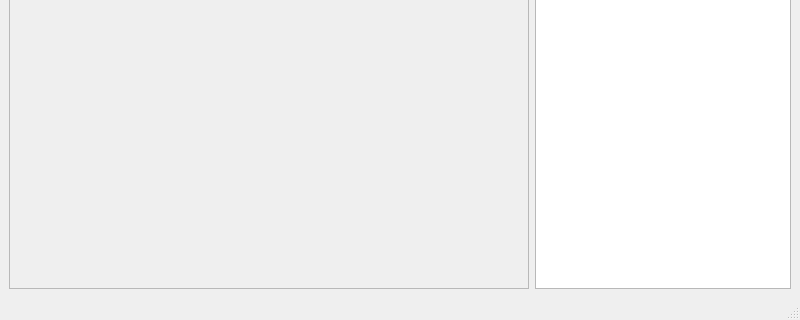
First picture: the form in qt_files/mul_images/list.ui, repository JosmarSuarez/Instance_Segmentation_Sandbox, before the edit; both pictures show x 0 to 800 and y 280 to 600 of the 800 by 600 pixel window.
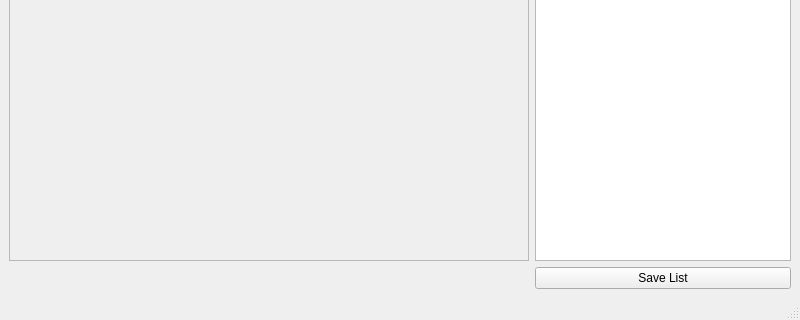
Second picture: the form after the edit.

Commit message: Added save list of useful folders to list.py

Diff of the .ui file:
```diff
--- a/qt_files/mul_images/list.ui
+++ b/qt_files/mul_images/list.ui
@@ -29,7 +29,7 @@
          <x>0</x>
          <y>0</y>
          <width>518</width>
-         <height>538</height>
+         <height>509</height>
         </rect>
        </property>
        <layout class="QGridLayout" name="gridLayout_2"/>
@@ -37,7 +37,7 @@
      </widget>
     </item>
     <item row="1" column="2">
-     <widget class="QListWidget" name="listWidget">
+     <widget class="QListView" name="listView">
       <property name="sizePolicy">
        <sizepolicy hsizetype="Minimum" vsizetype="Expanding">
         <horstretch>0</horstretch>
@@ -46,6 +46,13 @@
       </property>
      </widget>
     </item>
+    <item row="2" column="2">
+     <widget class="QPushButton" name="saveButton">
+      <property name="text">
+       <string>Save List</string>
+      </property>
+     </widget>
+    </item>
    </layout>
   </widget>
   <widget class="QMenuBar" name="menubar">
```
The commit also changes 6 other files.
